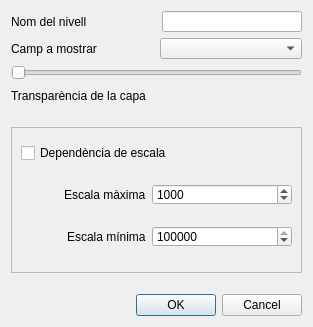
First picture: the form in dlgLayerProperties.ui, repository SistemesInformacioTerritorial/Qvista, before the edit.
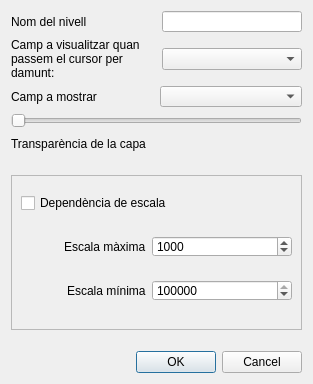
Second picture: the form after the edit.

The edit to the form file:
```diff
--- a/dlgLayerProperties.ui
+++ b/dlgLayerProperties.ui
@@ -7,14 +7,44 @@
     <x>0</x>
     <y>0</y>
     <width>313</width>
-    <height>327</height>
+    <height>384</height>
    </rect>
   </property>
   <property name="windowTitle">
    <string>Layer properties</string>
   </property>
   <layout class="QGridLayout" name="gridLayout_2">
-   <item row="6" column="0">
+   <item row="1" column="0">
+    <layout class="QHBoxLayout" name="horizontalLayout_5">
+     <item>
+      <widget class="QLabel" name="label_3">
+       <property name="text">
+        <string>Camp a visualitzar quan  passem el cursor per damunt: </string>
+       </property>
+       <property name="wordWrap">
+        <bool>true</bool>
+       </property>
+      </widget>
+     </item>
+     <item>
+      <widget class="QComboBox" name="cbTipField">
+       <property name="minimumSize">
+        <size>
+         <width>140</width>
+         <height>0</height>
+        </size>
+       </property>
+       <property name="maximumSize">
+        <size>
+         <width>140</width>
+         <height>16777215</height>
+        </size>
+       </property>
+      </widget>
+     </item>
+    </layout>
+   </item>
+   <item row="7" column="0">
     <widget class="QFrame" name="frame">
      <property name="frameShape">
       <enum>QFrame::StyledPanel</enum>
@@ -158,21 +188,65 @@
      </layout>
     </widget>
    </item>
+   <item row="2" column="0">
+    <layout class="QHBoxLayout" name="horizontalLayout_2">
+     <item>
+      <widget class="QLabel" name="lblDisplayField">
+       <property name="text">
+        <string>Camp a mostrar</string>
+       </property>
+      </widget>
+     </item>
+     <item>
+      <widget class="QComboBox" name="cboDisplayFieldName">
+       <property name="minimumSize">
+        <size>
+         <width>140</width>
+         <height>0</height>
+        </size>
+       </property>
+       <property name="maximumSize">
+        <size>
+         <width>200</width>
+         <height>21</height>
+        </size>
+       </property>
+      </widget>
+     </item>
+    </layout>
+   </item>
    <item row="5" column="0">
-    <spacer name="verticalSpacer">
-     <property name="orientation">
-      <enum>Qt::Vertical</enum>
-     </property>
-     <property name="sizeType">
-      <enum>QSizePolicy::Fixed</enum>
-     </property>
-     <property name="sizeHint" stdset="0">
+    <widget class="QLabel" name="label_2">
+     <property name="maximumSize">
       <size>
-       <width>20</width>
-       <height>15</height>
+       <width>16777215</width>
+       <height>20</height>
       </size>
      </property>
-    </spacer>
+     <property name="text">
+      <string>Transparència de la capa</string>
+     </property>
+    </widget>
+   </item>
+   <item row="9" column="0">
+    <widget class="QDialogButtonBox" name="buttonBox">
+     <property name="orientation">
+      <enum>Qt::Horizontal</enum>
+     </property>
+     <property name="standardButtons">
+      <set>QDialogButtonBox::Cancel|QDialogButtonBox::Ok</set>
+     </property>
+     <property name="centerButtons">
+      <bool>false</bool>
+     </property>
+    </widget>
+   </item>
+   <item row="4" column="0">
+    <widget class="QSlider" name="sliderTransparencia">
+     <property name="orientation">
+      <enum>Qt::Horizontal</enum>
+     </property>
+    </widget>
    </item>
    <item row="0" column="0">
     <layout class="QHBoxLayout" name="horizontalLayout">
@@ -217,81 +291,37 @@
      </item>
     </layout>
    </item>
-   <item row="1" column="0">
-    <layout class="QHBoxLayout" name="horizontalLayout_2">
-     <item>
-      <widget class="QLabel" name="lblDisplayField">
-       <property name="text">
-        <string>Camp a mostrar</string>
-       </property>
-      </widget>
-     </item>
-     <item>
-      <widget class="QComboBox" name="cboDisplayFieldName">
-       <property name="minimumSize">
-        <size>
-         <width>140</width>
-         <height>0</height>
-        </size>
-       </property>
-       <property name="maximumSize">
-        <size>
-         <width>200</width>
-         <height>21</height>
-        </size>
-       </property>
-      </widget>
-     </item>
-    </layout>
-   </item>
-   <item row="7" column="0">
-    <spacer name="verticalSpacer_2">
-     <property name="orientation">
-      <enum>Qt::Vertical</enum>
-     </property>
-     <property name="sizeType">
-      <enum>QSizePolicy::Fixed</enum>
-     </property>
-     <property name="sizeHint" stdset="0">
-      <size>
-       <width>20</width>
-       <height>15</height>
-      </size>
-     </property>
-    </spacer>
-   </item>
    <item row="8" column="0">
-    <widget class="QDialogButtonBox" name="buttonBox">
+    <spacer name="verticalSpacer_2">
      <property name="orientation">
-      <enum>Qt::Horizontal</enum>
+      <enum>Qt::Vertical</enum>
      </property>
-     <property name="standardButtons">
-      <set>QDialogButtonBox::Cancel|QDialogButtonBox::Ok</set>
+     <property name="sizeType">
+      <enum>QSizePolicy::Fixed</enum>
      </property>
-     <property name="centerButtons">
-      <bool>false</bool>
+     <property name="sizeHint" stdset="0">
+      <size>
+       <width>20</width>
+       <height>15</height>
+      </size>
      </property>
-    </widget>
+    </spacer>
    </item>
-   <item row="3" column="0">
-    <widget class="QSlider" name="sliderTransparencia">
+   <item row="6" column="0">
+    <spacer name="verticalSpacer">
      <property name="orientation">
-      <enum>Qt::Horizontal</enum>
+      <enum>Qt::Vertical</enum>
      </property>
-    </widget>
-   </item>
-   <item row="4" column="0">
-    <widget class="QLabel" name="label_2">
-     <property name="maximumSize">
+     <property name="sizeType">
+      <enum>QSizePolicy::Fixed</enum>
+     </property>
+     <property name="sizeHint" stdset="0">
       <size>
-       <width>16777215</width>
-       <height>20</height>
+       <width>20</width>
+       <height>15</height>
       </size>
      </property>
-     <property name="text">
-      <string>Transparència de la capa</string>
-     </property>
-    </widget>
+    </spacer>
    </item>
   </layout>
  </widget>
```
